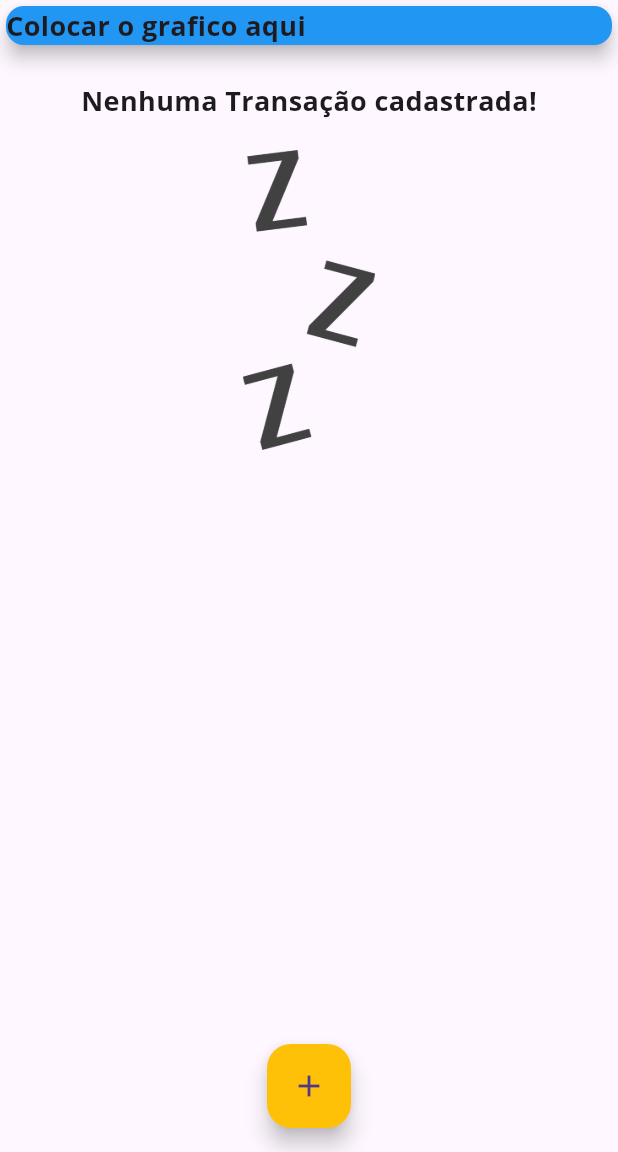
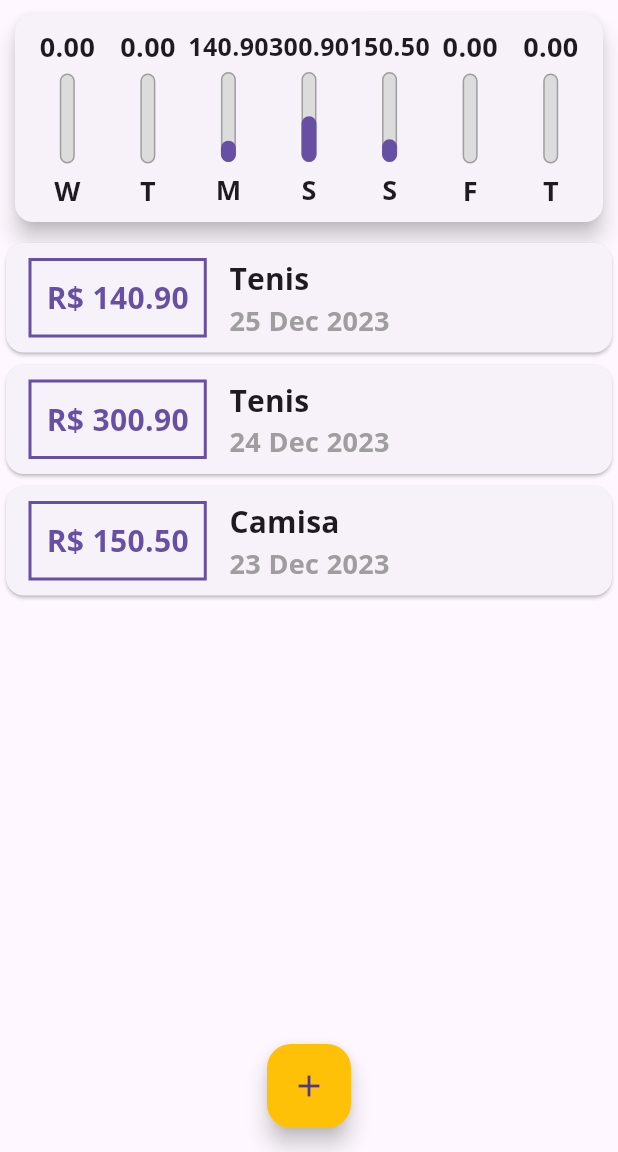
Before and after one commit to DanielMartinsSouza/finance_control, a Flutter app: the screen it shows after launch, on a phone screen of 412 x 824 dp, the part 84-1236 px from its top. Run offline on Flutter 3.47's test engine with Material 3 defaults, Android fonts, the light colour scheme and no system bars.

Commit message:
Andamento na criação do Chart

```diff
--- a/lib/components/chart.dart
+++ b/lib/components/chart.dart
@@ -1,3 +1,4 @@
+import 'package:finance_control/components/chart_bar.dart';
 import 'package:finance_control/models/transaction.dart';
 import 'package:flutter/material.dart';
 import 'package:intl/intl.dart';
@@ -7,7 +8,7 @@ class Chart extends StatelessWidget {
 
   Chart(this.recentTransaction);
 
-  List<Map<String, dynamic>> get groupedTransactions {
+  List<Map<String, Object>> get groupedTransactions {
     return List.generate(7, (index) {
       final weekDay = DateTime.now().subtract(
         Duration(days: index),
@@ -32,13 +33,33 @@ class Chart extends StatelessWidget {
     });
   }
 
+  double get _weekTotalValue {
+    return groupedTransactions.fold(0.0, (sum, transaction) {
+      return sum + (transaction['value'] as double);
+    });
+  }
+
   @override
   Widget build(BuildContext context) {
+    groupedTransactions;
     return Card(
       elevation: 6,
-      margin: EdgeInsets.all(20),
-      child: Row(
-        children: <Widget>[],
+      margin: EdgeInsets.all(10),
+      child: Padding(
+        padding: const EdgeInsets.all(8.0),
+        child: Row(
+          mainAxisAlignment: MainAxisAlignment.spaceAround,
+          children: groupedTransactions.map((transaction) {
+            return Flexible(
+              fit: FlexFit.tight,
+              child: ChartBar(
+                label: (transaction['day'] as String),
+                value: (transaction['value'] as double),
+                percentage: (transaction['value'] as double) / _weekTotalValue,
+              ),
+            );
+          }).toList(),
+        ),
       ),
     );
   }
--- /dev/null
+++ b/lib/components/chart_bar.dart
@@ -0,0 +1,53 @@
+import 'package:flutter/material.dart';
+
+class ChartBar extends StatelessWidget {
+  final String label;
+  final double value;
+  final double percentage;
+  const ChartBar({
+    required this.label,
+    required this.value,
+    required this.percentage,
+  });
+
+  @override
+  Widget build(BuildContext context) {
+    return Column(
+      children: <Widget>[
+        FittedBox(
+          child: Text("${value.toStringAsFixed(2)}"),
+        ),
+        SizedBox(height: 5),
+        Container(
+          height: 60,
+          width: 10,
+          child: Stack(
+            alignment: Alignment.bottomCenter,
+            children: <Widget>[
+              Container(
+                decoration: BoxDecoration(
+                    border: Border.all(
+                      color: Colors.grey,
+                      width: 1.0,
+                    ),
+                    color: Color.fromRGBO(220, 220, 220, 1),
+                    borderRadius: BorderRadius.circular(5)),
+              ),
+              FractionallySizedBox(
+                heightFactor: percentage,
+                child: Container(
+                  decoration: BoxDecoration(
+                    color: Theme.of(context).primaryColor,
+                    borderRadius: BorderRadius.circular(5),
+                  ),
+                ),
+              ),
+            ],
+          ),
+        ),
+        SizedBox(height: 5),
+        Text(label),
+      ],
+    );
+  }
+}
--- a/lib/main.dart
+++ b/lib/main.dart
@@ -1,8 +1,6 @@
 import 'dart:math';
-
-import 'package:finance_control/components/transaction_user.dart';
+import 'package:finance_control/components/chart.dart';
 import 'package:flutter/material.dart';
-
 import 'components/transaction_form.dart';
 import 'components/transaction_list.dart';
 import 'models/transaction.dart';
@@ -58,19 +56,32 @@ class MyHomePage extends StatefulWidget {
 
 class _MyHomePageState extends State<MyHomePage> {
   final List<Transaction> _transactions = [
-    // Transaction(
-    //   id: "t1",
-    //   title: "Tenis",
-    //   value: 300.90,
-    //   date: DateTime.now(),
-    // ),
-    // Transaction(
-    //   id: "t2",
-    //   title: "Camisa",
-    //   value: 150.50,
-    //   date: DateTime.now(),
-    // ),
+    Transaction(
+      id: "t0",
+      title: "Tenis",
+      value: 140.90,
+      date: DateTime.now().subtract(Duration(days: 2)),
+    ),
+    Transaction(
+      id: "t1",
+      title: "Tenis",
+      value: 300.90,
+      date: DateTime.now().subtract(Duration(days: 3)),
+    ),
+    Transaction(
+      id: "t2",
+      title: "Camisa",
+      value: 150.50,
+      date: DateTime.now().subtract(Duration(days: 4)),
+    ),
   ];
+
+  List<Transaction> get _recentTransactions {
+    return _transactions.where((transaction) {
+      return transaction.date
+          .isAfter(DateTime.now().subtract(Duration(days: 7)));
+    }).toList();
+  }
 
   _openTransactionFormModal(BuildContext context) {
     showModalBottomSheet(
@@ -114,13 +125,7 @@ class _MyHomePageState extends State<MyHomePage> {
         child: Column(
           crossAxisAlignment: CrossAxisAlignment.stretch,
           children: <Widget>[
-            Container(
-              child: Card(
-                child: Text("Colocar o grafico aqui"),
-                color: Colors.blue,
-                elevation: 5,
-              ),
-            ),
+            Chart(_recentTransactions),
             TransactionList(_transactions),
           ],
         ),
```
